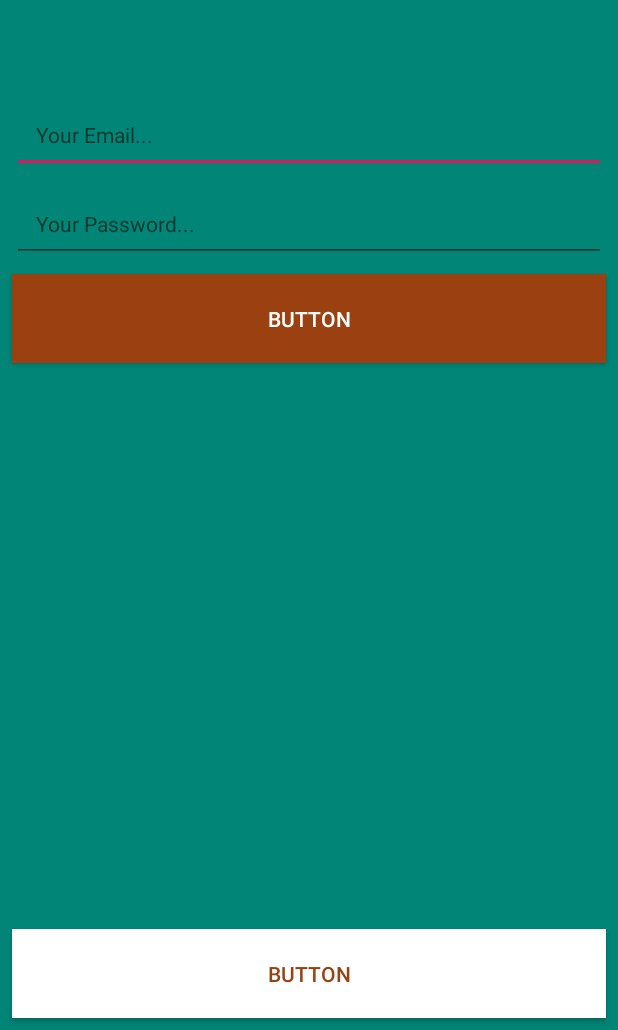
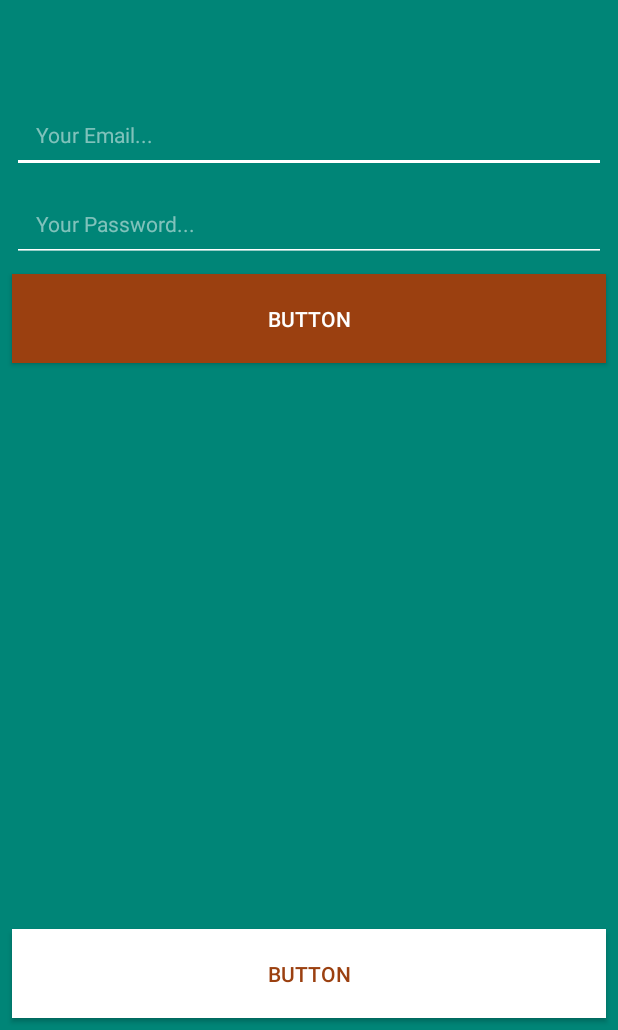
Before and after one commit to vmetal123/AppBlog, an Android app: the screen it shows after launch (LoginActivity), on a phone screen of 412 x 824 dp, the part 206-1236 px from its top. Run offline under Robolectric (Android 15) with nearby library versions, the phone set to English and light mode, and no system bars.

Commit message:
finish first video

```diff
--- a/app/src/main/res/layout/activity_login.xml
+++ b/app/src/main/res/layout/activity_login.xml
@@ -29,10 +29,13 @@
         android:layout_marginTop="64dp"
         android:layout_marginEnd="8dp"
         android:layout_marginRight="8dp"
+        android:backgroundTint="@android:color/white"
         android:ems="10"
         android:hint="Your Email..."
         android:inputType="textEmailAddress"
         android:padding="16dp"
+        android:textColor="@android:color/white"
+        android:textColorHint="@color/whiteTransparent"
         android:textSize="14sp"
         app:layout_constraintEnd_toEndOf="parent"
         app:layout_constraintStart_toStartOf="parent"
@@ -47,10 +50,13 @@
         android:layout_marginTop="8dp"
         android:layout_marginEnd="8dp"
         android:layout_marginRight="8dp"
+        android:backgroundTint="@android:color/white"
         android:ems="10"
         android:hint="Your Password..."
         android:inputType="textPassword"
         android:padding="16dp"
+        android:textColor="@android:color/white"
+        android:textColorHint="@color/whiteTransparent"
         android:textSize="14sp"
         app:layout_constraintEnd_toEndOf="parent"
         app:layout_constraintStart_toStartOf="parent"
--- a/app/src/main/res/values/colors.xml
+++ b/app/src/main/res/values/colors.xml
@@ -4,4 +4,5 @@
     <color name="colorPrimaryDark">#00574B</color>
     <color name="colorAccent">#D81B60</color>
     <color name="colorButton">#9B4010</color>
+    <color name="whiteTransparent">#80ffffff</color>
 </resources>
```
